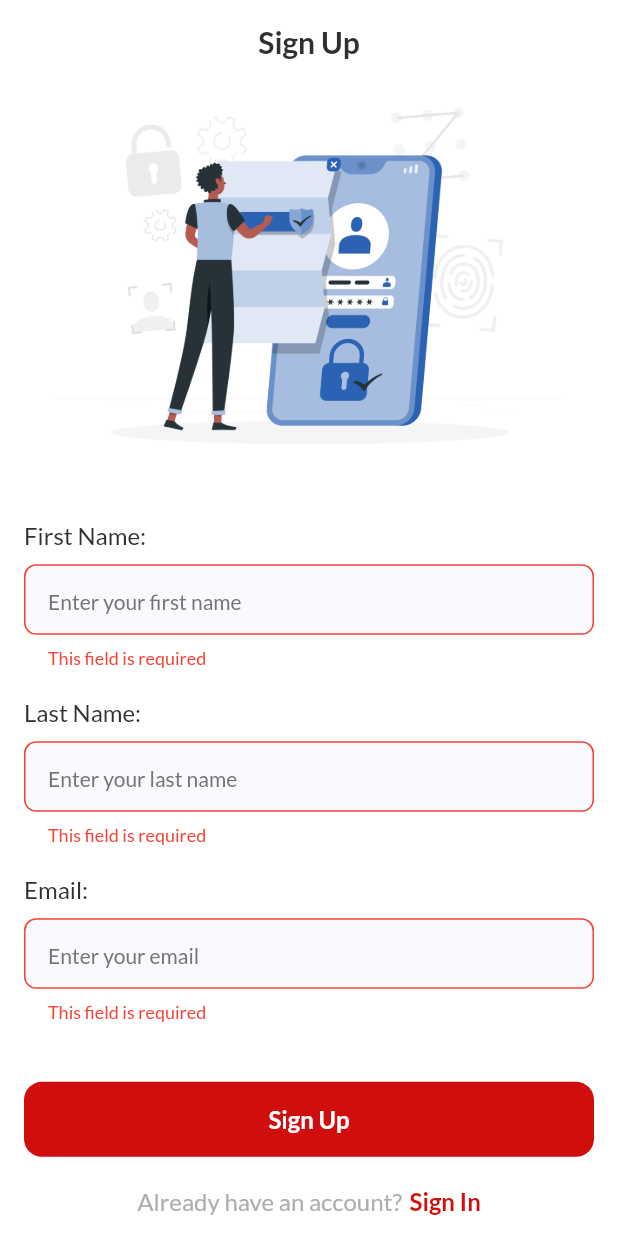
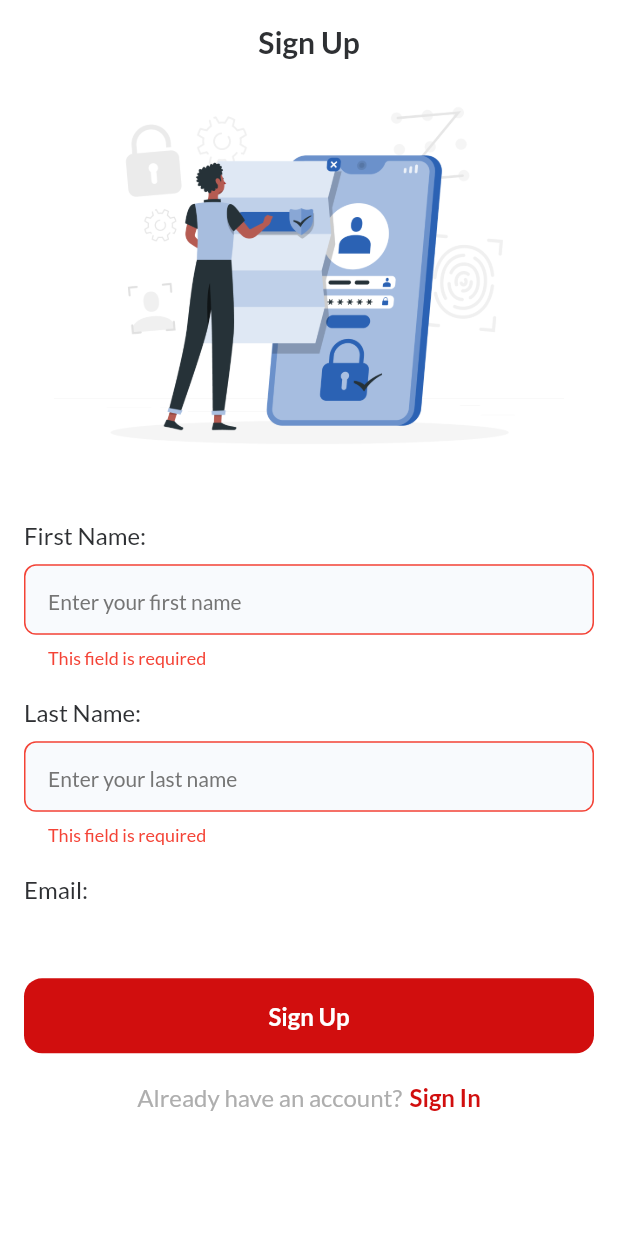
Before and after one commit to osama21245/oryx, a Flutter app: the SignUpScreen screen opened directly with empty values, after a tap on "Sign Up", on a phone screen of 412 x 824 dp. Run offline on Flutter 3.47's test engine with Material 3 defaults, Android fonts, the phone set to English and light mode, and no system bars; our stand-ins replace cached_network_image, carousel_slider, chewie, cloud_firestore, connectivity_plus, country_code_picker and 24 more; missing offline and left inert: chat_gpt_flutter, flutter_inappwebview, maps_launcher, onesignal_flutter, permission_handler_platform_interface; accounts and stored records are empty; generated files the repository leaves out were written again; network calls fail; statements that could not run were skipped.

Commit message:
remove_faild_email

```diff
--- a/lib/screens/home_screen.dart
+++ b/lib/screens/home_screen.dart
@@ -239,7 +239,7 @@ class _HomeScreenState extends State<HomeScreen> with WidgetsBindingObserver {
                       searchWidget(),
                       categoryList(),
                       if (data!.slider!.isNotEmpty) SlidesComponents(data: data!.slider),
-                      if (data!.property!.isNotEmpty)  CarouserSliderComponents(data: data!),
+                      // if (data!.property!.isNotEmpty)  CarouserSliderComponents(data: data!),
                       if (userStore.mRecentSearchList.isNotEmpty) userSearchList(),
                       if (data!.property!.isNotEmpty) propertiesList(),
                      if (data!.advertisementProperty!.isNotEmpty) advertiseListWidget(),
--- a/lib/screens/signup_screen.dart
+++ b/lib/screens/signup_screen.dart
@@ -33,7 +33,7 @@ class SignUpScreen extends StatefulWidget {
 class _SignUpScreenState extends State<SignUpScreen> {
   TextEditingController firstNameController = TextEditingController();
   TextEditingController lastNameController = TextEditingController();
-  TextEditingController emailController = TextEditingController();
+  // TextEditingController emailController = TextEditingController();
   TextEditingController phoneController = TextEditingController();
   final GlobalKey<FormState> signUpFormKey = GlobalKey<FormState>();
 
@@ -57,7 +57,7 @@ class _SignUpScreenState extends State<SignUpScreen> {
         "first_name": firstNameController.text,
         "last_name": lastNameController.text,
         "username": phoneController.text,
-        "email": emailController.text,
+        // "email": emailController.text,
         "password": getStringAsync(FIREBASE_USER_ID),
         "user_type": LoginUser,
         "login_type": LoginTypeOTP,
@@ -131,17 +131,17 @@ class _SignUpScreenState extends State<SignUpScreen> {
                     20.height,
                     Text(language.email + ":", style: primaryTextStyle()),
                     10.height,
-                    AppTextField(
-                      controller: emailController,
-                      textFieldType: TextFieldType.EMAIL,
-                      isValidationRequired: true,
-                      focus: emailFocus,
-                      decoration: defaultInputDecoration(context, label: language.enterEmail),
-                      onFieldSubmitted: (p0) {
-                        registerApiCall();
-                        setState(() {});
-                      },
-                    ),
+                    // AppTextField(
+                    //   controller: emailController,
+                    //   textFieldType: TextFieldType.EMAIL,
+                    //   isValidationRequired: true,
+                    //   focus: emailFocus,
+                    //   decoration: defaultInputDecoration(context, label: language.enterEmail),
+                    //   onFieldSubmitted: (p0) {
+                    //     registerApiCall();
+                    //     setState(() {});
+                    //   },
+                    // ),
                     40.height,
                     AppButton(
                       text: language.signUp,
```
